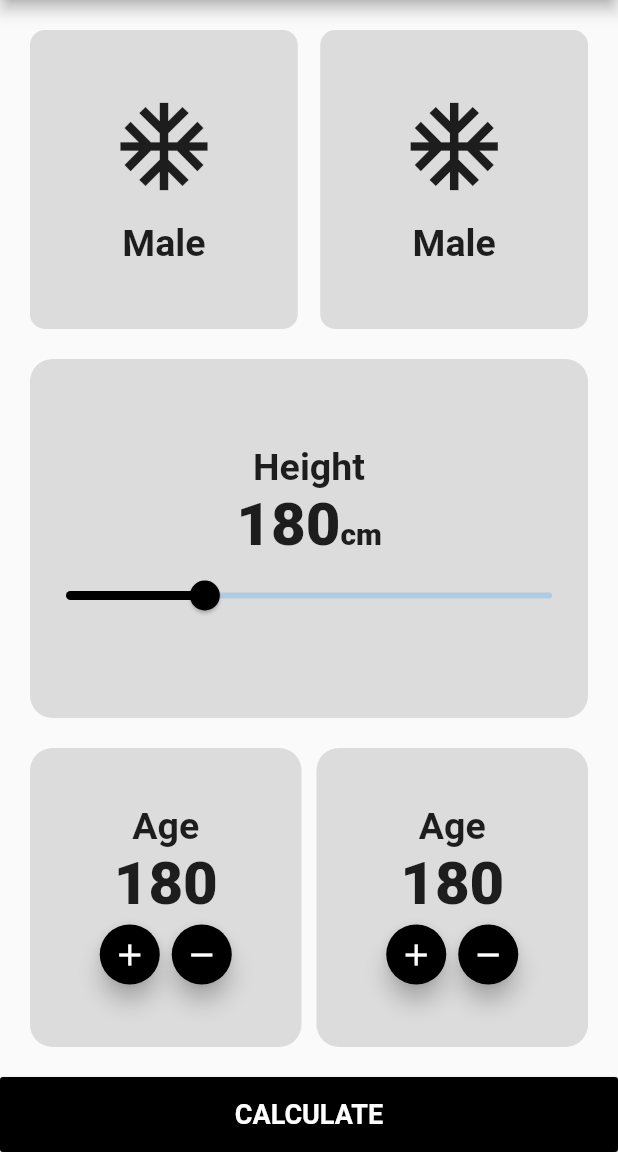
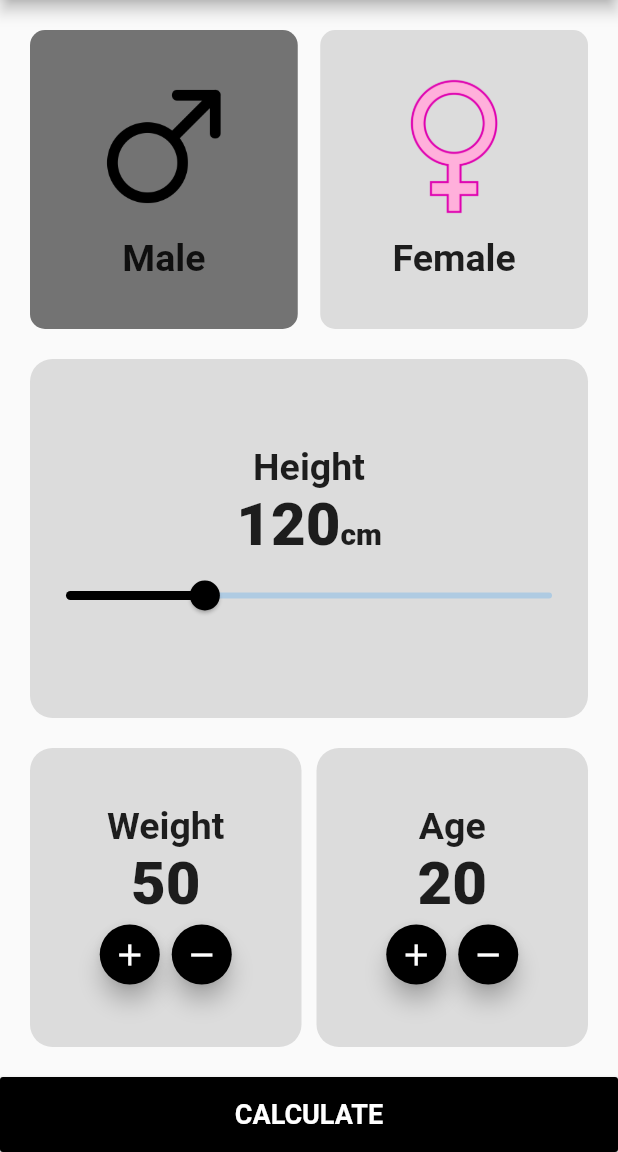
Before and after one commit to AmrAbdElaal11/BMI_calc, a Flutter app: the screen it shows after launch, on a phone screen of 412 x 824 dp, the part 84-1236 px from its top. Run offline on Flutter 3.47's test engine with Material 2 defaults, Android fonts, the phone set to English and light mode, and no system bars.

```diff
--- a/lib/BMI_Screen.dart
+++ b/lib/BMI_Screen.dart
@@ -1,5 +1,7 @@
+import 'package:bmi_calc/bmi_result_screen.dart';
 import 'package:flutter/cupertino.dart';
 import 'package:flutter/material.dart';
+import 'dart:math';
 
 class BMIScreen extends StatefulWidget {
   const BMIScreen({Key? key}) : super(key: key);
@@ -9,6 +11,10 @@ class BMIScreen extends StatefulWidget {
 }
 
 class _BMIScreenState extends State<BMIScreen> {
+  bool isMale = true;
+  int weight =50;
+  int age=20;
+  double height=120;
   @override
   Widget build(BuildContext context) {
     return Scaffold(
@@ -28,13 +34,20 @@ class _BMIScreenState extends State<BMIScreen> {
               child: Row(
                 children: [
                   Expanded(
+                    child: GestureDetector(
+                      onTap: () {
+                        setState(() {
+                          isMale = true;
+                        });
+                      },
                       child: Container(
                         child: Column(
                           mainAxisAlignment: MainAxisAlignment.center,
                           children: [
-                          Icon(
-                            Icons.ac_unit,
-                            size: 70,
+                            Image(
+                              image: AssetImage('assests/images/male.png'),
+                              height: 90,
+                              width: 90,
                             ),
                             SizedBox(
                               height: 15,
@@ -47,8 +60,9 @@ class _BMIScreenState extends State<BMIScreen> {
                           ],
                         ),
                         decoration: BoxDecoration(
-                        color: Colors.black12,
+                          color: isMale ? Colors.black54 : Colors.black12,
                           borderRadius: BorderRadius.circular(10),
+                        ),
                       ),
                     ),
                   ),
@@ -56,27 +70,37 @@ class _BMIScreenState extends State<BMIScreen> {
                     width: 15,
                   ),
                   Expanded(
+                    child: GestureDetector(
+                      onTap: () {
+                        setState(() {
+                          isMale = false;
+                        });
+                      },
                       child: Container(
                         child: Column(
                           mainAxisAlignment: MainAxisAlignment.center,
                           children: [
-                          Icon(
-                            Icons.ac_unit,
-                            size: 70,
+                            Image(
+                              image: AssetImage(
+                                'assests/images/female.png',
+                              ),
+                              height: 90,
+                              width: 90,
                             ),
                             SizedBox(
                               height: 15,
                             ),
                             Text(
-                            'Male',
+                              'Female',
                               style: TextStyle(
                                   fontWeight: FontWeight.bold, fontSize: 25),
                             ),
                           ],
                         ),
                         decoration: BoxDecoration(
-                        color: Colors.black12,
+                          color: !isMale ? Colors.blueGrey : Colors.black12,
                           borderRadius: BorderRadius.circular(10),
+                        ),
                       ),
                     ),
                   ),
@@ -105,7 +129,7 @@ class _BMIScreenState extends State<BMIScreen> {
                       textBaseline: TextBaseline.alphabetic,
                       children: [
                         Text(
-                          '180',
+                          '${height.round()}',
                           style: TextStyle(
                               fontWeight: FontWeight.w900, fontSize: 40),
                         ),
@@ -118,11 +142,13 @@ class _BMIScreenState extends State<BMIScreen> {
                     ),
                     Slider(
                         activeColor: Colors.black,
-                        value: 120,
+                        value: height,
                         max: 220,
                         min: 80,
                         onChanged: (value) {
-                          print(value);
+                          setState(() {
+                            height=value;
+                          });
                         }),
                   ],
                 ),
@@ -144,12 +170,12 @@ class _BMIScreenState extends State<BMIScreen> {
                         mainAxisAlignment: MainAxisAlignment.center,
                         children: [
                           Text(
-                            'Age',
-                            style:
-                            TextStyle(fontWeight: FontWeight.bold, fontSize: 25),
+                            'Weight',
+                            style: TextStyle(
+                                fontWeight: FontWeight.bold, fontSize: 25),
                           ),
                           Text(
-                            '180',
+                            '$weight',
                             style: TextStyle(
                                 fontWeight: FontWeight.w900, fontSize: 40),
                           ),
@@ -157,14 +183,22 @@ class _BMIScreenState extends State<BMIScreen> {
                             mainAxisAlignment: MainAxisAlignment.center,
                             children: [
                               FloatingActionButton(
-                                backgroundColor:Colors.black,
-                                  onPressed: (){},
+                                backgroundColor: Colors.black,
+                                onPressed: () {
+                                  setState(() {
+                                    weight++;
+                                  });
+                                },
                                 child: Icon(Icons.add),
                                 mini: true,
                               ),
                               FloatingActionButton(
-                                backgroundColor:Colors.black,
-                                onPressed: (){},
+                                backgroundColor: Colors.black,
+                                onPressed: () {
+                                  setState(() {
+                                    weight--;
+                                  });
+                                },
                                 child: Icon(Icons.remove),
                                 mini: true,
                               ),
@@ -175,11 +209,12 @@ class _BMIScreenState extends State<BMIScreen> {
                       decoration: BoxDecoration(
                         color: Colors.black12,
                         borderRadius: BorderRadius.circular(15),
-
                       ),
                     ),
                   ),
-                  SizedBox(width: 10,),
+                  SizedBox(
+                    width: 10,
+                  ),
                   Expanded(
                     child: Container(
                       child: Column(
@@ -187,11 +222,11 @@ class _BMIScreenState extends State<BMIScreen> {
                         children: [
                           Text(
                             'Age',
-                            style:
-                            TextStyle(fontWeight: FontWeight.bold, fontSize: 25),
+                            style: TextStyle(
+                                fontWeight: FontWeight.bold, fontSize: 25),
                           ),
                           Text(
-                            '180',
+                            '$age',
                             style: TextStyle(
                                 fontWeight: FontWeight.w900, fontSize: 40),
                           ),
@@ -199,14 +234,22 @@ class _BMIScreenState extends State<BMIScreen> {
                             mainAxisAlignment: MainAxisAlignment.center,
                             children: [
                               FloatingActionButton(
-                                backgroundColor:Colors.black,
-                                onPressed: (){},
+                                backgroundColor: Colors.black,
+                                onPressed: () {
+                                  setState(() {
+                                    age++;
+                                  });
+                                },
                                 child: Icon(Icons.add),
                                 mini: true,
                               ),
                               FloatingActionButton(
-                                backgroundColor:Colors.black,
-                                onPressed: (){},
+                                backgroundColor: Colors.black,
+                                onPressed: () {
+                                  setState(() {
+                                    age--;
+                                  });
+                                },
                                 child: Icon(Icons.remove),
                                 mini: true,
                               ),
@@ -217,7 +260,6 @@ class _BMIScreenState extends State<BMIScreen> {
                       decoration: BoxDecoration(
                         color: Colors.black12,
                         borderRadius: BorderRadius.circular(15),
-
                       ),
                     ),
                   ),
@@ -230,10 +272,21 @@ class _BMIScreenState extends State<BMIScreen> {
             child: MaterialButton(
               color: Colors.black,
               height: 50,
-              onPressed: () {},
+              onPressed: () {
+                double result=(weight/(pow((height/100),2)));
+                Navigator.push(context,
+                    MaterialPageRoute(
+                      builder: (context)=> BmiResult(isMale: this.isMale,age: this.age,result: result.round(),),
+                    )
+                );
+                print(result.round());
+              },
               child: Text(
                 'CALCULATE',
-                style: TextStyle(fontWeight: FontWeight.bold,color: Colors.white, fontSize: 18),
+                style: TextStyle(
+                    fontWeight: FontWeight.bold,
+                    color: Colors.white,
+                    fontSize: 18),
               ),
             ),
           ),
@@ -241,4 +294,10 @@ class _BMIScreenState extends State<BMIScreen> {
       ),
     );
   }
+  /*
+  *var result=(weight/(pow((height/100),2));
+  *
+  *
+  *
+  * */
 }
--- a/pubspec.yaml
+++ b/pubspec.yaml
@@ -57,6 +57,10 @@ flutter:
   # the material Icons class.
   uses-material-design: true
 
+  assets:
+    - assests/images/
+
+
   # To add assets to your application, add an assets section, like this:
   # assets:
   #   - images/a_dot_burr.jpeg
```
Also changed, not shown: lib/bmi_result_screen.dart (added, +27 -0 lines), assests/images/female.png (added), assests/images/male.png (added). Lines whose indentation alone changed are shown as unchanged.
